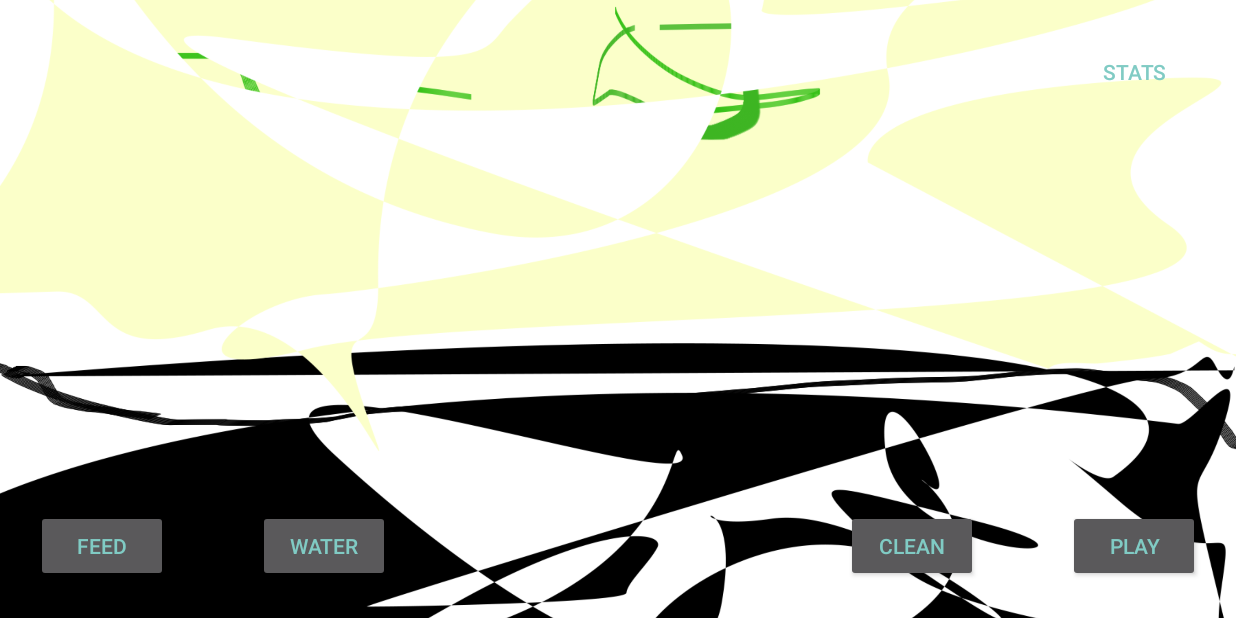
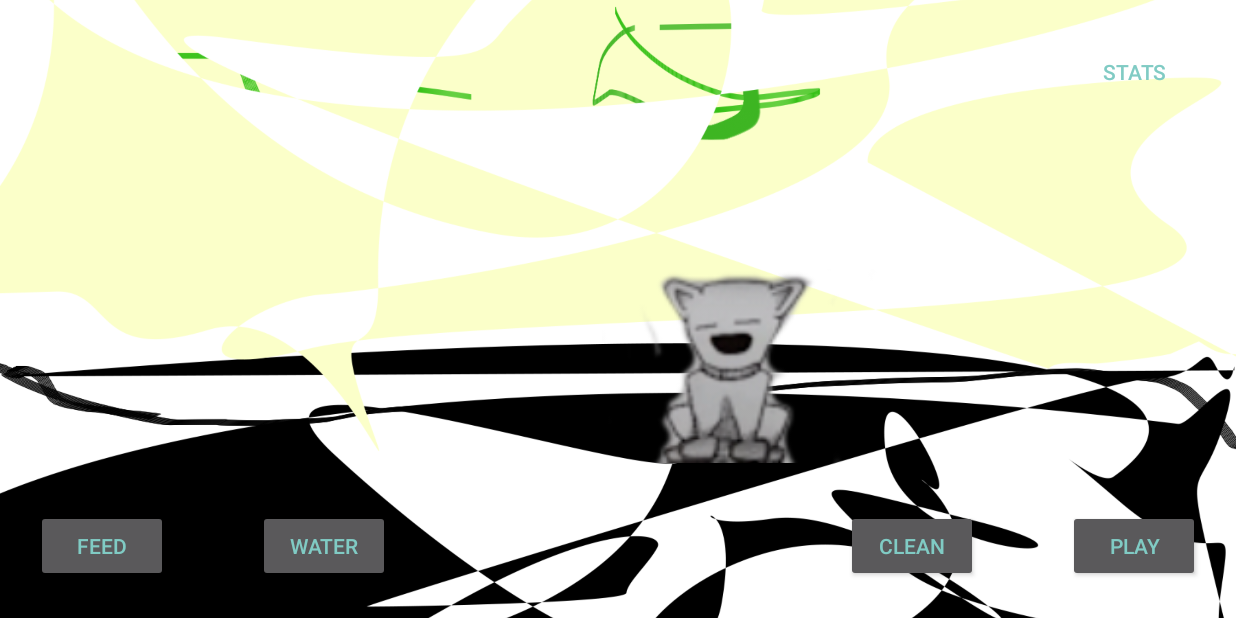
Before and after one commit to fmitchell259/dog_emulator, an Android app: the screen it shows after launch (MainActivity), on a phone screen of 824 x 412 dp (held sideways). Run offline under Robolectric (Android 15) with nearby library versions, the light colour scheme and no system bars.

Commit message:
Added a random scratching motion and exceptions to catch when the random distance range is less than the current position. This was causing the animation to look like it was going backwards.
A small catch for that now ensure that if the randomly generated number is
less or greater than the current position (depending on the direction the
sog is facing) the dog will walk in the other direction.

```diff
--- a/app/src/main/java/com/example/jake_the_dog/MainActivity.java
+++ b/app/src/main/java/com/example/jake_the_dog/MainActivity.java
@@ -32,31 +32,49 @@ public class MainActivity extends AppCompatActivity {
     Button clean_button;
     Button stats_button;
 
+    float dist_track_right = 0;
+    float dist_track_left = 0;
+
     // Animation methods.
 
     public void move_right(ImageView animate_walk) {
 
         float r_dist;
         int low = 1;
-        int high = 1000;
+        int high = 900;
         Random rand_dist = new Random();
-        r_dist = (float) rand_dist.nextInt(high-low) + low;
-
-        final ObjectAnimator move_to_right = ObjectAnimator.ofFloat(animate_walk, "translationX", r_dist);
-        move_to_right.start();
+        r_dist = (float) rand_dist.nextInt(high - low) + low;
+        if (r_dist < dist_track_right) {
+            walk_left();
+        }
+        else {
+            Log.d("Jake", "Moving Right >>> Random Float is: " + r_dist);
+            Log.d("Jake", "Moving Right >>> dist track right is: " + dist_track_right);
+            final ObjectAnimator move_to_right = ObjectAnimator.ofFloat(animate_walk, "translationX", r_dist);
+            move_to_right.setDuration(1000);
+            move_to_right.start();
+            dist_track_right = r_dist;
+        }
     }
 
     public void move_left(ImageView animate_walk) {
 
         float r_dist;
         int low = 1;
-        int high = 1000;
+        int high = 900;
         Random rand_dist = new Random();
-        r_dist = (float) (rand_dist.nextInt(high-low) + low)/-1;
-        final ObjectAnimator move_to_left = ObjectAnimator.ofFloat(animate_walk, "translationX", r_dist);
-        move_to_left.setDuration(1000);
-        move_to_left.start();
-
+        r_dist = (float) (rand_dist.nextInt(high - low) + low) * -1;
+        if (r_dist > dist_track_left) {
+            walk_right();
+        }
+        else {
+            Log.d("Jake", "Moving Left >>> Random Float is: " + r_dist);
+            Log.d("Jake", "Moving Left >>> dist track left is: " + dist_track_left);
+            final ObjectAnimator move_to_left = ObjectAnimator.ofFloat(animate_walk, "translationX", r_dist);
+            move_to_left.setDuration(1000);
+            move_to_left.start();
+            dist_track_left = r_dist;
+        }
     }
 
     public void walk_right() {
@@ -121,6 +139,26 @@ public class MainActivity extends AppCompatActivity {
         fin.show();
     }
 
+    public void dog_scratch() {
+
+        final ImageView animate_scratch = (ImageView) findViewById(R.id.animation_window);
+        Log.d("Jake", "GOT TO THE FUNCTION.");
+
+        animate_scratch.setImageResource(R.drawable.dog_scratch);
+
+        final AnimationDrawable scratching_dog = (AnimationDrawable) animate_scratch.getDrawable();
+
+        final Handler time_delay = new Handler();
+
+        scratching_dog.start();
+
+        time_delay.postDelayed(new Runnable() {
+            @Override
+            public void run() {
+                animate_scratch.setImageResource(R.drawable.start_dog);
+            }
+        }, 1500);
+    }
 
     // Here we need an @ statement because I want my app to go full screen.
     // This means it will not run on an API below 14.
--- a/app/src/main/java/com/example/jake_the_dog/jake.java
+++ b/app/src/main/java/com/example/jake_the_dog/jake.java
@@ -223,5 +223,15 @@ public class jake implements Parcelable {
 
     }
 
+    public void dog_scratches() {
+
+        act.runOnUiThread(new Runnable() {
+            @Override
+            public void run() {
+                act.dog_scratch();
+            }
+        });
+    }
+
 
 }
--- a/app/src/main/java/com/example/jake_the_dog/time_thread.java
+++ b/app/src/main/java/com/example/jake_the_dog/time_thread.java
@@ -36,14 +36,13 @@ public class time_thread implements Runnable {
 
         int r_mod;
         int r_dir;
+        int r_scratch;
 
         Log.d("Jake", "Starting Time Thread....");
 
         try {
 
-            for (int sec_count=0; sec_count < 240; sec_count++) {
-
-                Log.d("Jake", "jake is alive: " + passed_dog.ask_alive());
+            for (int sec_count=0; sec_count < 480; sec_count++) {
 
                 // Set up variables for a random modulo and random direction number.
                 // These variables dictate when and in what direction Jake moves.
@@ -51,16 +50,32 @@ public class time_thread implements Runnable {
                 int low_rand_mod = 2;
                 int high_rand_mod = 25;
 
+                int low_rand_scratch = 0;
+                int high_rand_scratch = 5000;
+
                 int low_rand_dir = 0;
                 int high_rand_dir = 5000;
 
                 Random rand_modulo = new Random();
                 Random rand_direction = new Random();
+                Random rand_scratch = new Random();
 
                 r_mod = rand_modulo.nextInt(high_rand_mod-low_rand_mod) + low_rand_mod;
                 r_dir = rand_direction.nextInt(high_rand_dir-low_rand_dir) + low_rand_dir;
+                r_scratch = rand_scratch.nextInt(high_rand_scratch-low_rand_scratch) + low_rand_scratch;
+
+                if (r_scratch <= 1500) {
+
+                    passed_dog.dog_scratches();
+                }
+
+                // This IF decides whether he moves or not.
 
                 if (sec_count % r_mod == 0) {
+
+                    // This IF decides what movement he makes.
+
+                    // This IF decides whether he walks left or right.
 
                     if(r_dir <= 2500) {
 
@@ -69,6 +84,7 @@ public class time_thread implements Runnable {
                     else {
                         passed_dog.walk_dog_right();
                     }
+
                 }
 
                 if (!passed_dog.ask_alive()) {
--- /dev/null
+++ b/app/src/main/res/drawable/dog_scratch.xml
@@ -0,0 +1,35 @@
+<?xml version="1.0" encoding="utf-8"?>
+<animation-list xmlns:android="http://schemas.android.com/apk/res/android">
+
+    <item android:drawable= "@drawable/scratch_anim"
+        android:duration= "62" />
+
+    <item android:drawable= "@drawable/scratch_anim1"
+        android:duration= "62" />
+
+    <item android:drawable= "@drawable/scratch_anim2"
+        android:duration= "62" />
+
+    <item android:drawable= "@drawable/scratch_anim3"
+        android:duration= "62" />
+
+    <item android:drawable= "@drawable/scratch_anim4"
+        android:duration= "62" />
+
+    <item android:drawable= "@drawable/scratch_anim5"
+        android:duration= "62" />
+
+    <item android:drawable= "@drawable/scratch_anim6"
+        android:duration= "62" />
+
+    <item android:drawable= "@drawable/scratch_anim7"
+        android:duration= "62" />
+
+    <item android:drawable= "@drawable/scratch_anim8"
+        android:duration= "62" />
+
+    <item android:drawable= "@drawable/scratch_anim9"
+        android:duration= "62" />
+
+
+</animation-list>
```
Also changed, not shown: app/src/main/res/drawable/scratch_anim.png (added), 9 other files.
